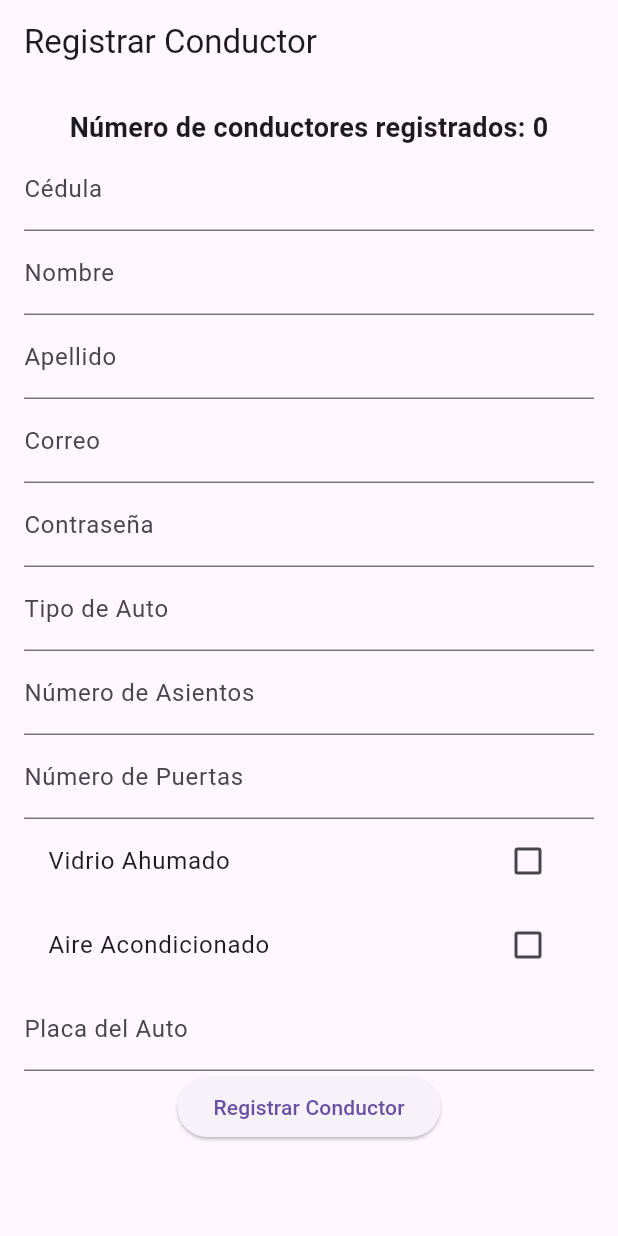
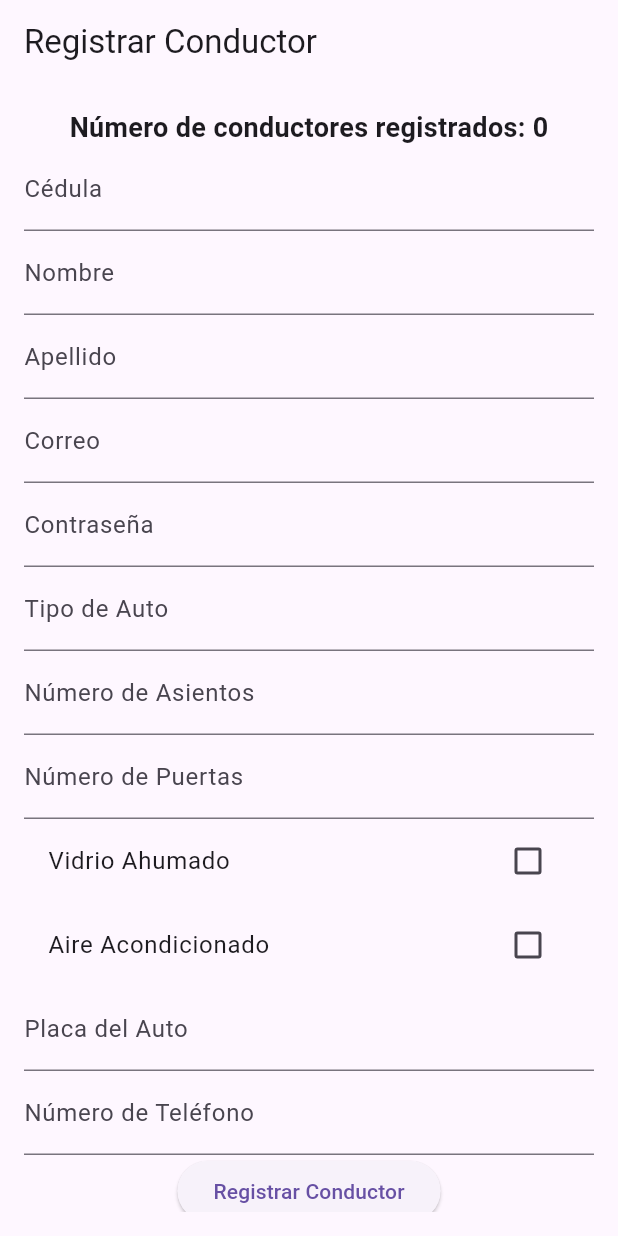
Before and after one commit to JoseL2119/ugmaventon-, a Flutter app: the ConductorForm screen opened directly, on a phone screen of 412 x 824 dp. Run offline on Flutter 3.47's test engine with Material 3 defaults, Android fonts, the phone set to English and light mode, and no system bars; our stand-ins replace cloud_firestore, firebase_auth, firebase_core, flutter_hooks, image_picker; missing offline and left inert: flutter_osm_plugin, pointer_interceptor; accounts and stored records are empty.

Commit message:
Fix Select travel + Usuario Con telefono + Crear usuario COn cel

```diff
--- a/lib/pages/Test_CrearConducto.dart
+++ b/lib/pages/Test_CrearConducto.dart
@@ -36,6 +36,8 @@ class _ConductorFormState extends State<ConductorForm> {
   final TextEditingController nAsientosController = TextEditingController();
   final TextEditingController nPuertasController = TextEditingController();
   final TextEditingController placaController = TextEditingController();
+  final TextEditingController telefonoController =
+      TextEditingController(); // Nuevo controlador para el teléfono
 
   bool vidrioAhumado = false;
   bool aire = false;
@@ -135,6 +137,12 @@ class _ConductorFormState extends State<ConductorForm> {
                 controller: placaController,
                 decoration: InputDecoration(labelText: 'Placa del Auto'),
               ),
+              TextField(
+                controller:
+                    telefonoController, // Nuevo campo para el número de teléfono
+                decoration: InputDecoration(labelText: 'Número de Teléfono'),
+                keyboardType: TextInputType.phone,
+              ),
               ElevatedButton(
                 onPressed: () async {
                   await _agregarConductor();
@@ -158,6 +166,7 @@ class _ConductorFormState extends State<ConductorForm> {
     final nAsientos = int.tryParse(nAsientosController.text) ?? 0;
     final nPuertas = int.tryParse(nPuertasController.text) ?? 0;
     final placa = placaController.text;
+    final telefono = telefonoController.text; // Recoger el número de teléfono
 
     // Aquí dejamos los campos vacíos o predeterminados
     final conductorData = {
@@ -172,6 +181,7 @@ class _ConductorFormState extends State<ConductorForm> {
       'Vidrio_Ahumado': vidrioAhumado,
       'Aire': aire,
       'Placa': placa,
+      'Telefono': telefono, // Añadir el número de teléfono al objeto
       'FotoID':
           'url_a_foto_id', // Aquí puedes agregar un URL de Firebase Storage si es necesario
       'Punto_Partida': '', // Deja este campo vacío
--- a/lib/pages/create_travel.dart
+++ b/lib/pages/create_travel.dart
@@ -16,7 +16,6 @@ TimeOfDay? _selectedTime;
 List<String> _selectedReferences = [];
 // Variable para almacenar el valor seleccionado
 String? puntoPartida = '';
-String? Correo = '0@gmail.com';
 
 class _CreateTravelPageState extends State<CreateTravel> {
   void _pickTime() async {
@@ -371,6 +370,9 @@ String formatTimeOfDay(TimeOfDay time) {
   return "${dt.hour.toString().padLeft(2, '0')}:${dt.minute.toString().padLeft(2, '0')}";
 }
 
+//String? Correo = '0@gmail.com'; // DON PANCHO
+String? Correo = 'Nazi@gmail.com';
+
 void actualizarDatosConductor(BuildContext context) async {
   if ((puntoPartida?.isEmpty ?? true) ||
       (geos?.isEmpty ?? true) ||
--- a/lib/routes/app_routes.dart
+++ b/lib/routes/app_routes.dart
@@ -10,7 +10,7 @@ import '../pages/Elegir_Aventon.dart'; // testing
 import '../pages/Mapa.dart'; // Ajusta la ruta según la ubicación real del archivo
 
 class AppRoutes {
-  static const initialRoute = '/create_travel';
+  static const initialRoute = '/Select_Travel';
 
   static Route<dynamic> onGenerateRoute(RouteSettings settings) {
     switch (settings.name) {
```
Also changed, not shown: lib/pages/Elegir_Aventon.dart (+10 -3 lines).
